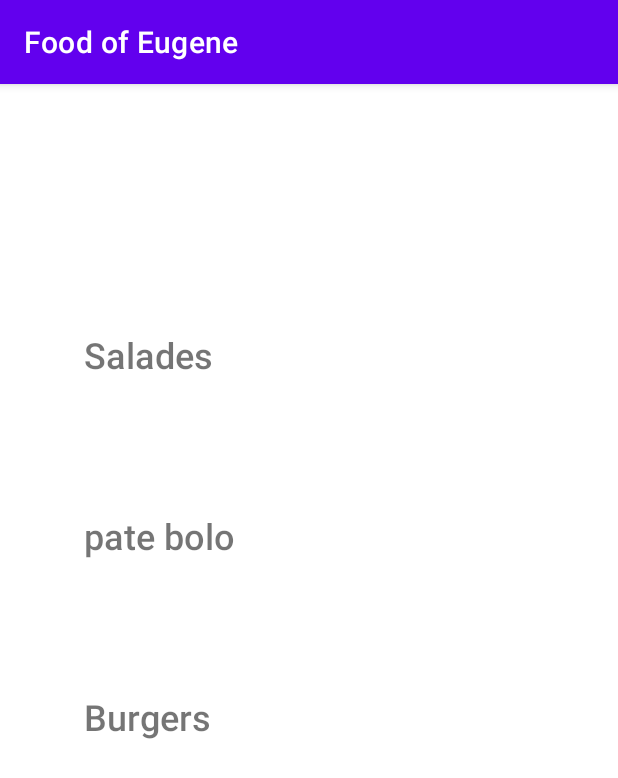
After one commit to Eugeneconstant/FoodofEugene, an Android app: the CategoryActivity screen opened directly, with no data from a screen before it, on a phone screen of 412 x 824 dp. The commit adds this screen. Shown: the top 778 px of the screen. Run offline under Robolectric (Android 15) with nearby library versions, the phone set to English and light mode, and no system bars.

Commit message:
RecyclerView

```diff
--- a/app/src/main/AndroidManifest.xml
+++ b/app/src/main/AndroidManifest.xml
@@ -9,7 +9,7 @@
         android:roundIcon="@mipmap/ic_launcher_round"
         android:supportsRtl="true"
         android:theme="@style/Theme.FoodOfEugene">
-        <activity android:name=".category_activity"></activity>
+        <activity android:name=".CategoryActivity" />
         <activity android:name=".HomeActivity">
             <intent-filter>
                 <action android:name="android.intent.action.MAIN" />
--- /dev/null
+++ b/app/src/main/java/fr/isen/eugene/foodofeugene/CategoryActivity.kt
@@ -0,0 +1,40 @@
+package fr.isen.eugene.foodofeugene
+
+import android.os.Bundle
+import androidx.appcompat.app.AppCompatActivity
+import androidx.recyclerview.widget.LinearLayoutManager
+import androidx.recyclerview.widget.RecyclerView
+import fr.isen.eugene.foodofeugene.databinding.ActivityCategoryBinding
+
+
+enum class Type{
+    ENTREES, PLATS, DESSERTS;
+
+    companion object  {
+        fun categoryTitle(type: Type?): String{
+            return when (type){
+                ENTREES -> " Entrees"
+                PLATS -> " Plats "
+                DESSERTS -> " Desserts"
+                else -> ""
+            }
+        }
+    }
+}
+
+
+class CategoryActivity : AppCompatActivity() {
+
+    private lateinit var binding: ActivityCategoryBinding
+    lateinit var listEntrees: RecyclerView
+    private var adapter: RecyclerView.Adapter<*>? = null
+
+    override fun onCreate(savedInstanceState: Bundle?) {
+        super.onCreate(savedInstanceState)
+        binding = ActivityCategoryBinding.inflate(layoutInflater)
+        setContentView(binding.root)
+        binding.categoryList.layoutManager = LinearLayoutManager(this)
+        binding.categoryList.adapter = CategoryAdapter(listOf("Salades ", "pate bolo", "Burgers"))
+
+    }
+}
--- /dev/null
+++ b/app/src/main/java/fr/isen/eugene/foodofeugene/CategoryAdapter.kt
@@ -0,0 +1,34 @@
+package fr.isen.eugene.foodofeugene
+
+
+import android.view.LayoutInflater
+
+import android.view.View
+import android.view.ViewGroup
+import android.widget.TextView
+import androidx.recyclerview.widget.RecyclerView
+
+
+class CategoryAdapter(val Categories: List<String>): RecyclerView.Adapter<CategoryAdapter.CategoryViewHolder>() {
+    override fun onCreateViewHolder(
+            parent: ViewGroup,
+            viewType: Int
+    ): CategoryViewHolder {
+        val view = LayoutInflater.from(parent.context).inflate(R.layout.cell_category, parent, false)
+
+        return CategoryViewHolder(view)
+    }
+
+
+
+
+    override fun onBindViewHolder(holder: CategoryViewHolder, position: Int) {
+        holder.title.text = Categories[position]
+    }
+
+    override fun getItemCount(): Int = Categories.size
+
+    class CategoryViewHolder(view: View) : RecyclerView.ViewHolder(view) {
+        val title: TextView = view.findViewById(R.id.cellCategoryTitle)
+    }
+}
--- /dev/null
+++ b/app/src/main/res/layout/activity_category.xml
@@ -0,0 +1,26 @@
+<?xml version="1.0" encoding="utf-8"?>
+<androidx.constraintlayout.widget.ConstraintLayout xmlns:android="http://schemas.android.com/apk/res/android"
+    xmlns:app="http://schemas.android.com/apk/res-auto"
+    xmlns:tools="http://schemas.android.com/tools"
+    android:layout_width="match_parent"
+    android:layout_height="match_parent"
+    tools:context=".category_activity">
+
+    <androidx.recyclerview.widget.RecyclerView
+        android:id="@+id/categoryList"
+        android:layout_width="400dp"
+        android:layout_height="533dp"
+        android:layout_marginStart="4dp"
+        android:layout_marginTop="76dp"
+        app:layout_constraintStart_toStartOf="parent"
+        app:layout_constraintTop_toTopOf="parent" />
+
+    <TextView
+        android:id="@+id/category_title"
+        android:layout_width="166dp"
+        android:layout_height="57dp"
+        android:layout_marginStart="4dp"
+        android:text="@string/category"
+        app:layout_constraintStart_toStartOf="parent"
+        app:layout_constraintTop_toTopOf="parent" />
+</androidx.constraintlayout.widget.ConstraintLayout>
--- a/app/src/main/res/layout/activity_home.xml
+++ b/app/src/main/res/layout/activity_home.xml
@@ -46,9 +46,9 @@
         android:layout_height="393dp"
         android:layout_marginStart="16dp"
         android:layout_marginBottom="272dp"
-        android:contentDescription="@string/logo"
         app:layout_constraintBottom_toBottomOf="parent"
         app:layout_constraintStart_toStartOf="parent"
-        app:srcCompat="@drawable/food_of_eugene__1_" />
+        app:srcCompat="@drawable/food_of_eugene__1_"
+        android:contentDescription="@string/todo" />
 
 </androidx.constraintlayout.widget.ConstraintLayout>
--- /dev/null
+++ b/app/src/main/res/layout/cell_category.xml
@@ -0,0 +1,18 @@
+<?xml version="1.0" encoding="utf-8"?>
+<androidx.constraintlayout.widget.ConstraintLayout xmlns:android="http://schemas.android.com/apk/res/android"
+    xmlns:app="http://schemas.android.com/apk/res-auto"
+    xmlns:tools="http://schemas.android.com/tools"
+    android:layout_width="match_parent"
+    android:layout_height="wrap_content">
+
+    <TextView
+        android:id="@+id/cellCategoryTitle"
+        android:layout_width="wrap_content"
+        android:layout_height="wrap_content"
+        android:layout_marginStart="52dp"
+        android:layout_marginTop="88dp"
+        android:fontFamily="sans-serif-medium"
+        android:textSize="24sp"
+        app:layout_constraintStart_toStartOf="parent"
+        app:layout_constraintTop_toTopOf="parent" />
+</androidx.constraintlayout.widget.ConstraintLayout>
```
Also changed, not shown: app/src/main/java/fr/isen/eugene/foodofeugene/HomeActivity.kt (+9 -5 lines), app/src/main/java/fr/isen/eugene/foodofeugene/category_activity.kt (deleted, +0 -29 lines), app/src/main/res/layout/category_activity.xml (deleted, +0 -7 lines), app/src/main/res/values/strings.xml (+6 -1 lines), app/src/main/res/drawable/salade_cesar.jpeg (added).
